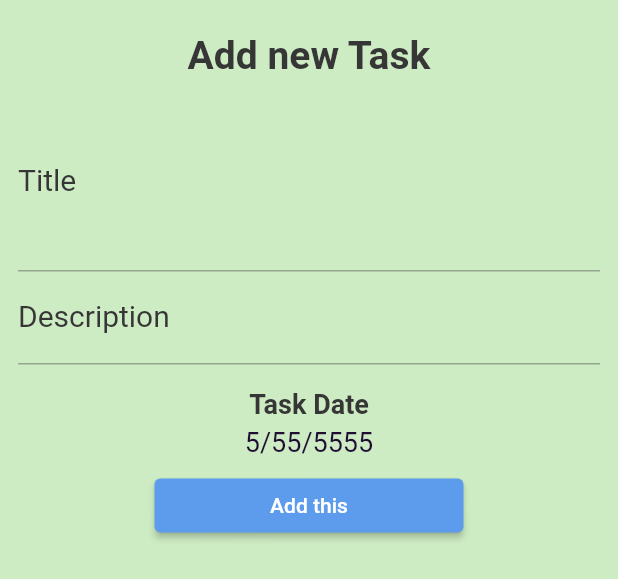
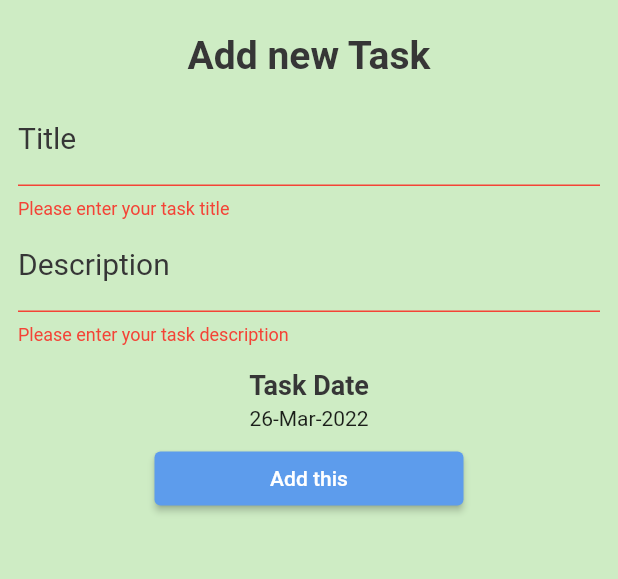
Before and after one commit to fares-atiaw/to-do, a Flutter app: the BS_AddTask widget shown alone on an empty page, opened directly, after a tap on "Add this", on a phone screen of 412 x 824 dp. Shown: the top 579 px of the screen. Run offline on Flutter 3.47's test engine with Material 2 defaults, Android fonts, the phone set to English and light mode, and no system bars; our stand-ins replace calendar_timeline, cloud_firestore, firebase_core; accounts and stored records are empty.

Commit message:
Add the validation system. Add the Firebase & Firestore installations and the console/database. Make a class? of firestore_utility.dart. Make a successful experiment of adding a task ⩗.

```diff
--- /dev/null
+++ b/lib/Database/firestore_utility.dart
@@ -0,0 +1,21 @@
+import 'package:cloud_firestore/cloud_firestore.dart';
+
+import '../Models/task.dart';
+
+CollectionReference<Task> getTasksCollection() {
+  // Why it's not FirebaseFirestore ???
+  return FirebaseFirestore.instance.collection('tasks').withConverter<Task>(
+      fromFirestore: (snapshot, _) => Task.fromJson(snapshot.data()!),
+      toFirestore: (task, _) => task.toJson());
+}
+
+Future addTaskToFirestore(Task task) {
+  var collection = getTasksCollection();
+  //collection.add(task);
+  var document = collection
+      .doc(); //creating new document in the database with a generated id
+  task.id =
+      document.id; //setting the generated id of the new document to the task
+  return document.set(
+      task); //adding the rest of the task's attributes inside that new document
+}
--- /dev/null
+++ b/lib/Models/task.dart
@@ -0,0 +1,41 @@
+class Task {
+  String? id;
+  String? title;
+  String? description;
+  int? dateTime;
+  bool? isDone;
+
+  Task(
+      {this.id = "",
+      required this.title,
+      required this.description,
+      required this.dateTime,
+      this.isDone = false});
+
+  Map<String, dynamic> toJson() {
+    return {
+      'id': id,
+      'title': title,
+      'description': description,
+      'dateTime': dateTime,
+      'isDone': isDone
+    };
+  }
+
+  Task.fromJson(Map<String, dynamic> jason)
+      : this(
+          id: jason['id'],
+          title: jason['title'],
+          description: jason['description'],
+          dateTime: jason['dateTime'],
+          isDone: jason['isDone'],
+        );
+}
+
+/// Task : {"id":"id","title":"title","description":"description","dateTime":"dateTime","isDone":"isDone"}
+
+/// id : "id"
+/// title : "title"
+/// description : "description"
+/// dateTime : "dateTime"
+/// isDone : "isDone"
--- a/lib/WidgetItems/bottom_sheet_add_task.dart
+++ b/lib/WidgetItems/bottom_sheet_add_task.dart
@@ -1,12 +1,23 @@
 import 'package:flutter/material.dart';
+import 'package:intl/intl.dart';
+import 'package:todos/Database/firestore_utility.dart';
+import 'package:todos/Models/task.dart';
 
-class BS_AddTask extends StatelessWidget {
+class BS_AddTask extends StatefulWidget {
+  @override
+  State<BS_AddTask> createState() => _BS_AddTaskState();
+}
 
-  //final _formKey = GlobalKey<FormState>();
+class _BS_AddTaskState extends State<BS_AddTask> {
+  final _formKey = GlobalKey<FormState>(); //As a reference
+  String? title;
+  String? description;
+  DateTime selectedDate = DateTime.now();
+  late Future afterAdding;
+
   @override
   Widget build(BuildContext context) {
-    return SingleChildScrollView(
-      child: Container(
+    return Container(
       /*decoration: BoxDecoration(
         color: Colors.white,
           borderRadius: BorderRadius.only(topLeft: Radius.circular(10.0), topRight: Radius.circular(10.0))),*/
@@ -15,57 +26,92 @@ class BS_AddTask extends StatelessWidget {
         children: [
           Container(
               margin: EdgeInsets.all(10),
-                child: Text('Add new Task', style: Theme.of(context).textTheme.headline3?.copyWith(fontSize: 26))
-            ),
+              child: Text('Add new Task',
+                  style: Theme.of(context)
+                      .textTheme
+                      .headline3
+                      ?.copyWith(fontSize: 26))),
           Form(
-              //key: _formKey,
+            key: _formKey,
             child: Column(
               children: [
                 TextFormField(
                   decoration: InputDecoration(
-                      labelStyle: Theme.of(context).textTheme.headline3?.copyWith(fontSize: 20, fontWeight: FontWeight.normal),
+                    labelStyle: Theme.of(context)
+                        .textTheme
+                        .headline3
+                        ?.copyWith(fontSize: 20, fontWeight: FontWeight.normal),
                     labelText: 'Title',
                   ),
-                    maxLines: 4,
+                  maxLines: 1,
+                  onChanged: (t) => title = t,
                   validator: (value) {
-                      if( value==null || value.isEmpty) return 'Please enter some text';
-                      else return null;
+                    if (value == null || value.isEmpty)
+                      return 'Please enter your task title';
+                    else
+                      return null;
                   },
                 ),
                 TextFormField(
                   decoration: InputDecoration(
-                      labelStyle: Theme.of(context).textTheme.headline3?.copyWith(fontSize: 20, fontWeight: FontWeight.normal),
+                    labelStyle: Theme.of(context)
+                        .textTheme
+                        .headline3
+                        ?.copyWith(fontSize: 20, fontWeight: FontWeight.normal),
                     labelText: 'Description',
                   ),
                   minLines: 1,
                   maxLines: 4,
+                  onChanged: (t) => description = t,
                   validator: (value) {
-                      if( value==null || value.isEmpty) return 'Please enter some text';
-                      else return null;
+                    if (value == null || value.isEmpty)
+                      return 'Please enter your task description';
+                    else
+                      return null;
                   },
                 ),
               ],
             ),
           ),
           SizedBox(height: 16),
-            Text('Task Date', style: Theme.of(context).textTheme.headline3?.copyWith(fontSize: 18)),
+          Text('Task Date',
+              style: Theme.of(context)
+                  .textTheme
+                  .headline3
+                  ?.copyWith(fontSize: 18)),
           SizedBox(height: 4),
-            Text('5/55/5555', style: Theme.of(context).textTheme.headline4?.copyWith(fontSize: 18)),
+          InkWell(
+            onTap: getDate,
+            child: Text(DateFormat('d-MMM-yyyy').format(selectedDate)),
+          ),
           SizedBox(height: 8),
           SizedBox(
-              width: MediaQuery.of(context).size.width *0.5,
+            width: MediaQuery.of(context).size.width * 0.5,
             child: ElevatedButton(
-                  onPressed: (){
-                    // if(_formKey.currentState!.validate()){
-                    //   //add     soon
-                    // }
+              onPressed: () {
+                if (_formKey.currentState!.validate()) {
+                  afterAdding = addTaskToFirestore(Task(
+                      title: title,
+                      description: description,
+                      dateTime: selectedDate.millisecondsSinceEpoch));
+                  //afterAdding.then((value) => value.)
+                }
               },
               child: Text('Add this'),
             ),
           )
         ],
       ),
-      ),
     );
   }
+
+  getDate() async {
+    selectedDate = (await showDatePicker(
+            context: context,
+            initialDate: selectedDate,
+            firstDate: DateTime.now(),
+            lastDate: DateTime.now().add(Duration(days: 365))) ??
+        DateTime.now());
+    setState(() {});
   }
+}
--- a/lib/main.dart
+++ b/lib/main.dart
@@ -25,7 +25,11 @@ class MyApp extends StatelessWidget {
 }
 
 /*
-Error BS_AddTask : Top border can't be occurred.
+Error WidgetItems/bottom_sheet_add_task.dart : Top border can't be occurred.
+Error WidgetItems/bottom_sheet_add_task.dart : I don't know how to resize the DatePicker's words (too small => big).
+Error lib/Models/task.dart : What is primary constructor ?
+Error lib/Database/firestore_utility.dart : How does this work without a class ?
+Error lib/Database/firestore_utility.dart : Why it's not FirebaseFirestore ???
 
 
 */
```
Also changed, not shown: 1 other file. Lines whose indentation alone changed are shown as unchanged.
